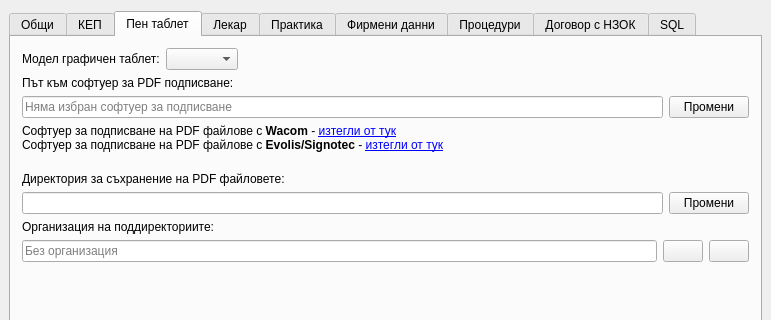
The window that src/View/Widgets/SettingsDialog.ui (thefinalcutbg/DinoDent) describes before a commit, drawn with Qt 5; both pictures show x 0 to 771 and y 0 to 320 of the 771 by 514 pixel window.
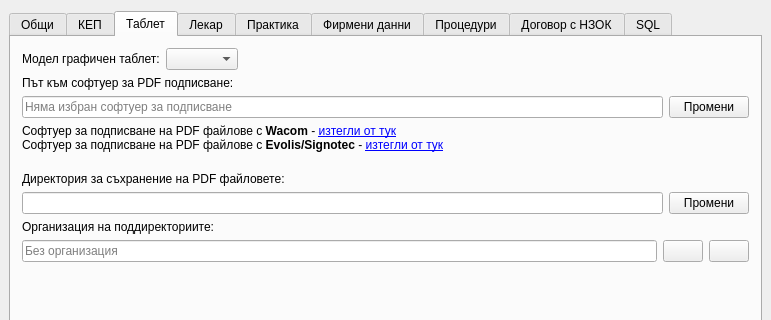
The same window after the commit. The open tabs and pages were chosen to show the change. Custom widgets are drawn as their Qt base class.

The edit to the form file:
```diff
--- a/src/View/Widgets/SettingsDialog.ui
+++ b/src/View/Widgets/SettingsDialog.ui
@@ -353,7 +353,7 @@
      </widget>
      <widget class="QWidget" name="tab">
       <attribute name="title">
-       <string>Пен таблет</string>
+       <string>Таблет</string>
       </attribute>
       <layout class="QVBoxLayout" name="verticalLayout_26">
        <item>
```
Left out of the diff: 2 changed lines with no effect on the pictures.
